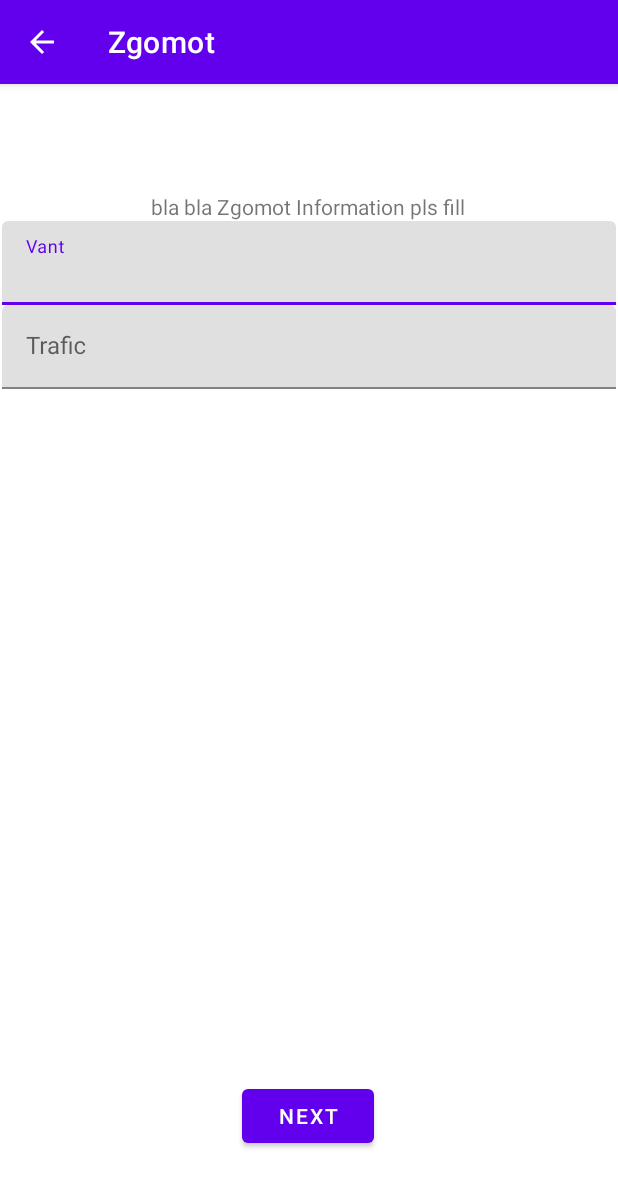
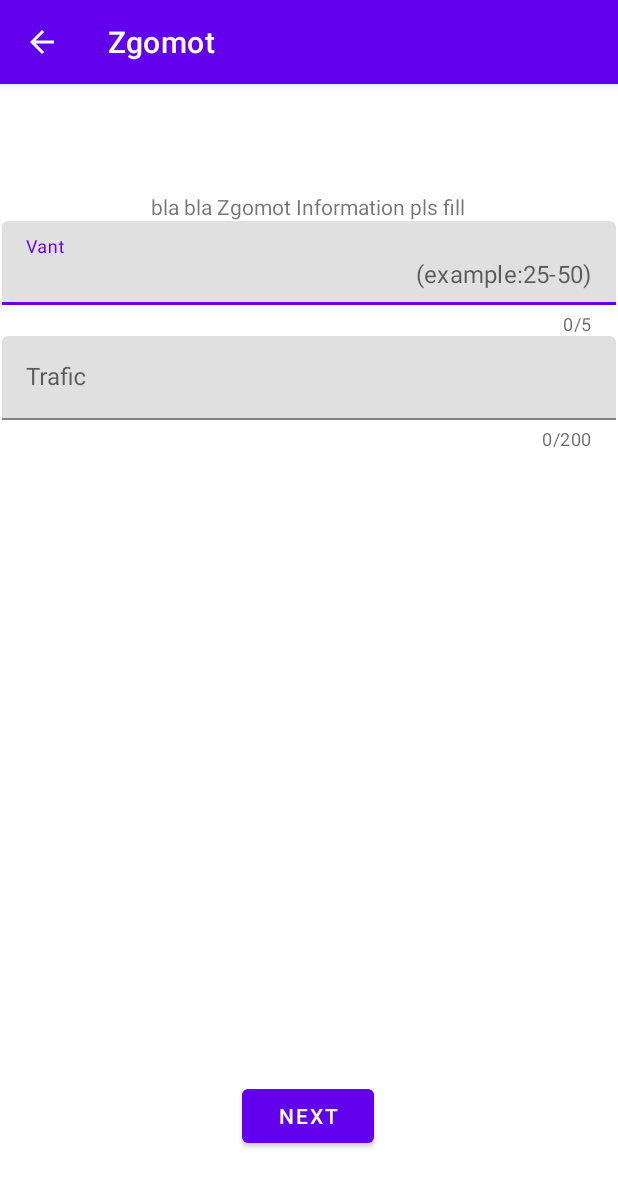
Before and after one commit to MihaiSirbu/Geophysics_Lair, an Android app: the ZgomotActivity04 screen opened directly, with no data from a screen before it, on a phone screen of 412 x 824 dp. Shown: the top 1187 px of the screen. Run offline under Robolectric (Android 15) with nearby library versions, the phone set to English and light mode, and no system bars.

Commit message:
Added restrictions,suffix to textinputs from activity_forac05.xml, activity_zgomot04.xml, placeholder arrays for strings.xml for usage in activity3 teren

```diff
--- a/app/src/main/java/com/example/MishuProject/AddShot.java
+++ b/app/src/main/java/com/example/MishuProject/AddShot.java
@@ -141,7 +141,7 @@ public class AddShot extends AppCompatActivity {
             // ADDING TO DATABASE INFO
             shotNumber += 1;
             ShotNumberDisplay.setText("Shot "+String.valueOf(shotNumber));
-            db.addShot(operator,projectNumber,String.valueOf(shotNumber),shot_time);
+            db.addShot(operator,projectNumber,String.valueOf(shotNumber),shot_time,projectStartTime.toString());
         });
 
         // deleting last entry in database button work
--- a/app/src/main/res/layout/activity_zgomot04.xml
+++ b/app/src/main/res/layout/activity_zgomot04.xml
@@ -36,25 +36,34 @@
         android:layout_height="wrap_content"
         app:layout_constraintEnd_toEndOf="parent"
         app:layout_constraintStart_toStartOf="parent"
-        app:layout_constraintTop_toBottomOf="@+id/PageTerenDescription">
+        app:layout_constraintTop_toBottomOf="@+id/PageTerenDescription"
+        app:counterEnabled="true"
+        app:counterMaxLength="5"
+        android:hint="Vant"
+        app:suffixText="(example:25-50)">
 
         <com.google.android.material.textfield.TextInputEditText
             android:layout_width="match_parent"
             android:layout_height="wrap_content"
-            android:hint="Vant" />
+            android:maxLength="5"
+            />
     </com.google.android.material.textfield.TextInputLayout>
+
 
     <com.google.android.material.textfield.TextInputLayout
         android:layout_width="409dp"
         android:layout_height="wrap_content"
         app:layout_constraintEnd_toEndOf="parent"
         app:layout_constraintStart_toStartOf="parent"
-        app:layout_constraintTop_toBottomOf="@+id/textInputLayout">
+        app:layout_constraintTop_toBottomOf="@+id/textInputLayout"
+        android:hint="Trafic"
+        app:counterEnabled="true"
+        app:counterMaxLength="200" >
 
         <com.google.android.material.textfield.TextInputEditText
             android:layout_width="match_parent"
             android:layout_height="wrap_content"
-            android:hint="Trafic" />
+            android:maxLength="200" />
     </com.google.android.material.textfield.TextInputLayout>
 
 </androidx.constraintlayout.widget.ConstraintLayout>
```
Also changed, not shown: app/src/main/java/com/example/MishuProject/DatabaseHelper.java (+7 -2 lines), app/src/main/res/layout/activity_add_shot.xml (+1 -23 lines), app/src/main/res/layout/activity_forac05.xml (+11 -4 lines), app/src/main/res/values/strings.xml (+56 -0 lines), 1 other file.
